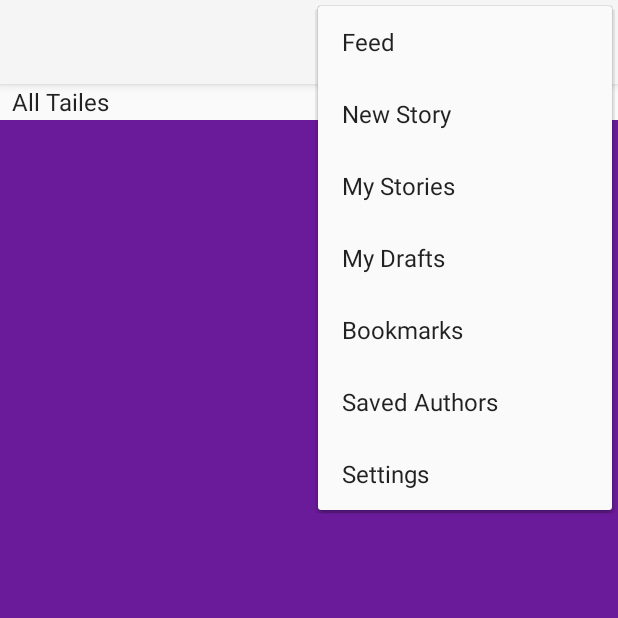
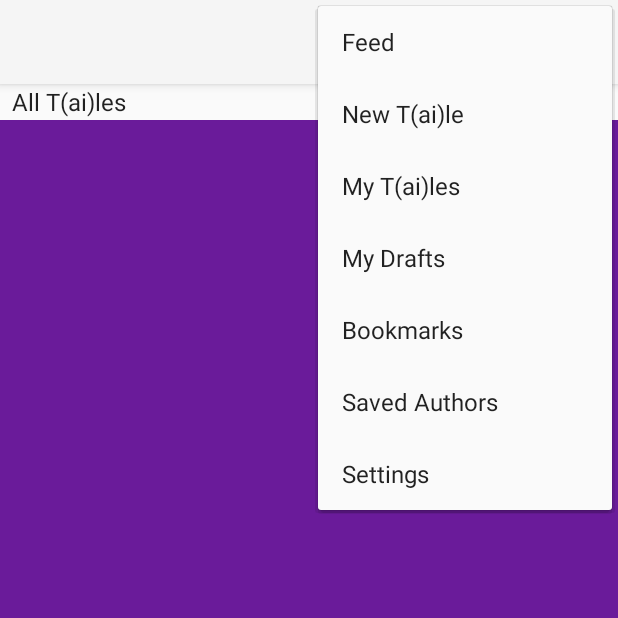
Before and after one commit to realchrismartin/telling-tailes, an Android app: the StoryFeedActivity screen opened directly, with no data from a screen before it, with the options menu open, on a phone screen of 412 x 824 dp, the top half of it. Run offline under Robolectric (Android 15) with nearby library versions, the phone set to English and light mode, and no system bars; our stand-ins replace Firebase (no records; nobody signed in at launch, a user with empty details on screens opened directly).

Commit message:
TT-44 fix: Standardize titles between menu and filter spinner

```diff
--- a/app/src/main/res/menu/main_menu.xml
+++ b/app/src/main/res/menu/main_menu.xml
@@ -8,11 +8,11 @@
         android:id="@+id/view_feed"
         app:showAsAction="never" />
 
-    <item android:title="New Story"
+    <item android:title="New T(ai)le"
         android:id="@+id/create_new_story"
         app:showAsAction="never"/>
 
-    <item android:title="My Stories"
+    <item android:title="My T(ai)les"
         android:id="@+id/view_my_stories"
         app:showAsAction="never"/>
 
--- a/app/src/main/res/values/arrays.xml
+++ b/app/src/main/res/values/arrays.xml
@@ -1,7 +1,7 @@
 <resources>
     <string-array name="filter_spinner_options">
-        <item>All Tailes</item>
-        <item>My Tailes</item>
+        <item>All T(ai)les</item>
+        <item>My T(ai)les</item>
         <item>Drafts</item>
         <item>Bookmarks</item>
     </string-array>
```
